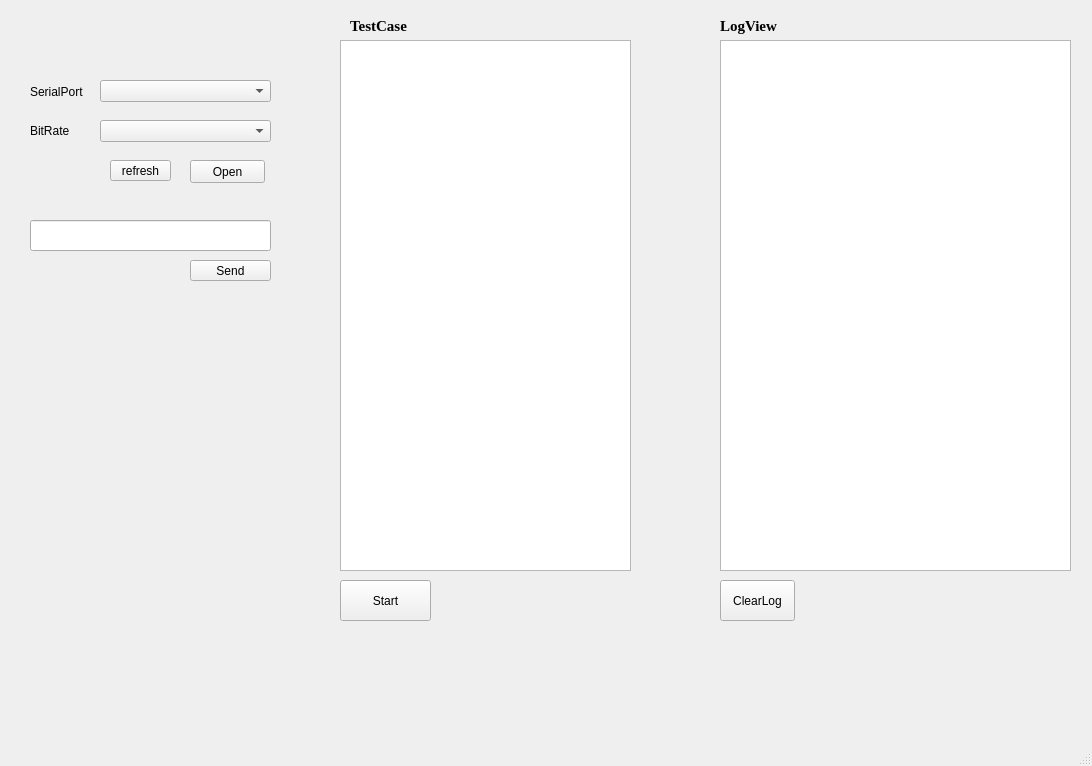
Above: AudioUI.ui from fangxian/TestTool before the change. Below: the same form after it.
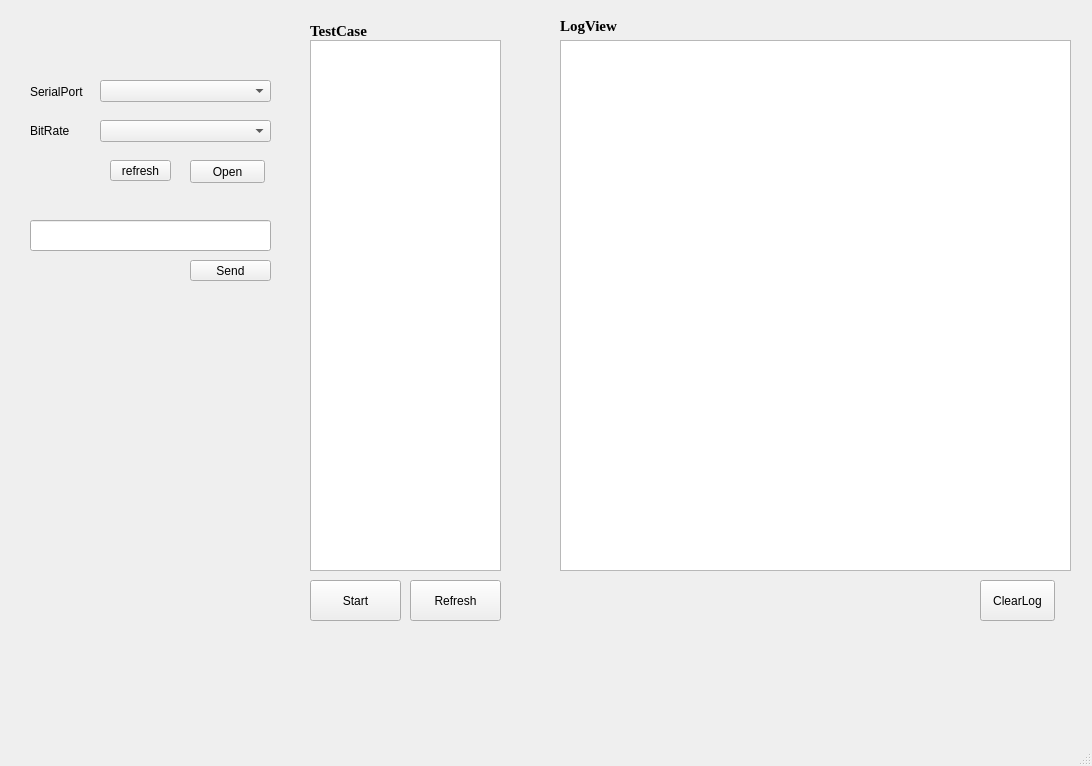
That is the form after the change.

Commit message: complete basic log and testcase load test

Diff of the .ui file:
```diff
--- a/AudioUI.ui
+++ b/AudioUI.ui
@@ -122,9 +122,9 @@
    <widget class="QTextBrowser" name="OpLogBrowser">
     <property name="geometry">
      <rect>
-      <x>720</x>
+      <x>560</x>
       <y>40</y>
-      <width>351</width>
+      <width>511</width>
       <height>531</height>
      </rect>
     </property>
@@ -132,7 +132,7 @@
    <widget class="QLabel" name="OpLogLabel">
     <property name="geometry">
      <rect>
-      <x>720</x>
+      <x>560</x>
       <y>10</y>
       <width>131</width>
       <height>31</height>
@@ -153,7 +153,7 @@
    <widget class="QPushButton" name="ClearLogBtn">
     <property name="geometry">
      <rect>
-      <x>720</x>
+      <x>980</x>
       <y>580</y>
       <width>75</width>
       <height>41</height>
@@ -163,21 +163,11 @@
      <string>ClearLog</string>
     </property>
    </widget>
-   <widget class="QListView" name="CaseListView">
-    <property name="geometry">
-     <rect>
-      <x>340</x>
-      <y>40</y>
-      <width>291</width>
-      <height>531</height>
-     </rect>
-    </property>
-   </widget>
    <widget class="QLabel" name="TestCaseLabel">
     <property name="geometry">
      <rect>
-      <x>350</x>
-      <y>15</y>
+      <x>310</x>
+      <y>20</y>
       <width>161</width>
       <height>21</height>
      </rect>
@@ -197,7 +187,7 @@
    <widget class="QPushButton" name="StartTestCaseBtn">
     <property name="geometry">
      <rect>
-      <x>340</x>
+      <x>310</x>
       <y>580</y>
       <width>91</width>
       <height>41</height>
@@ -207,6 +197,29 @@
      <string>Start</string>
     </property>
    </widget>
+   <widget class="QPushButton" name="TestCaseRefreshBtn">
+    <property name="geometry">
+     <rect>
+      <x>410</x>
+      <y>580</y>
+      <width>91</width>
+      <height>41</height>
+     </rect>
+    </property>
+    <property name="text">
+     <string>Refresh</string>
+    </property>
+   </widget>
+   <widget class="QListWidget" name="TestCaseListWidget">
+    <property name="geometry">
+     <rect>
+      <x>310</x>
+      <y>40</y>
+      <width>191</width>
+      <height>531</height>
+     </rect>
+    </property>
+   </widget>
   </widget>
   <widget class="QMenuBar" name="menubar">
    <property name="geometry">
```
The commit also changes 4 other files.
